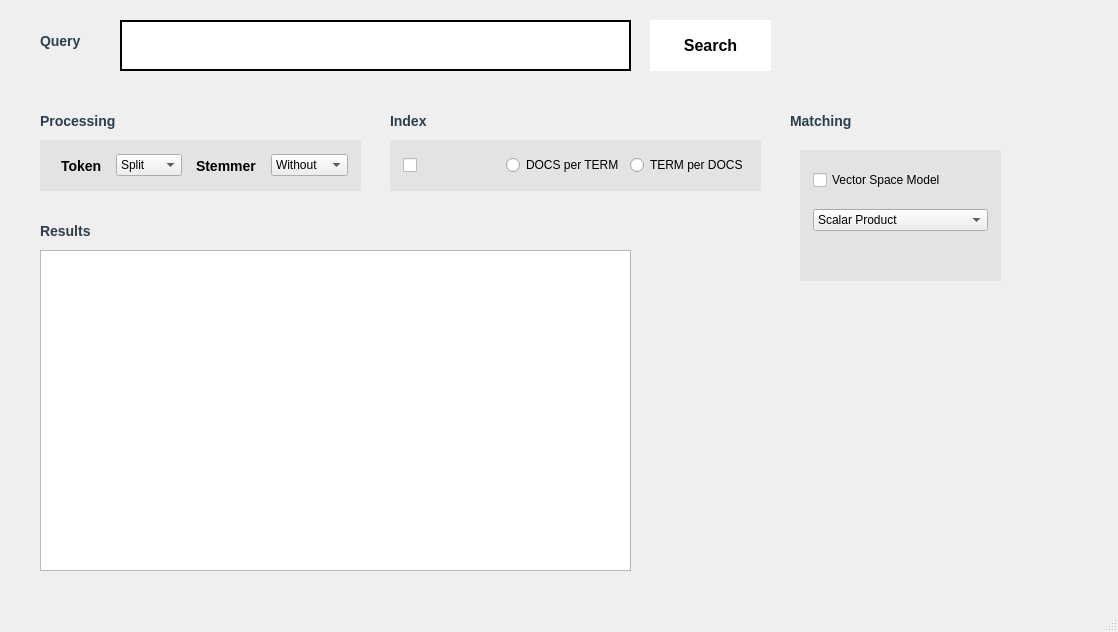
Above: TP2/interface.ui from Rac11m/TP_RI before the change. Below: the same form after it.
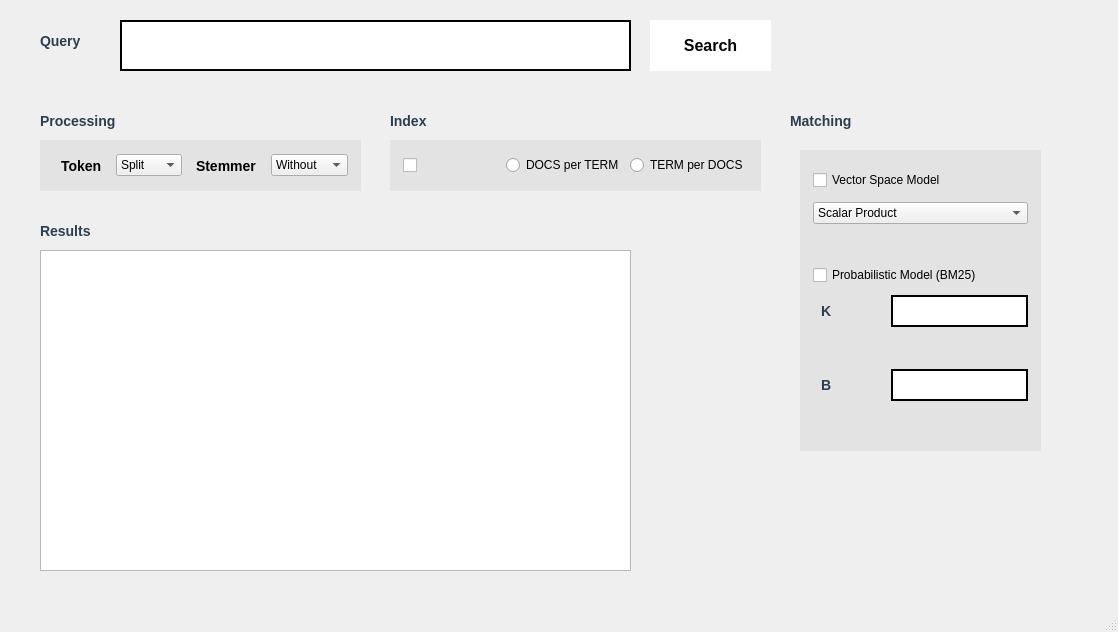
That is the form after the change.

Commit message: Probabilistic model

Diff of the .ui file:
```diff
--- a/TP2/interface.ui
+++ b/TP2/interface.ui
@@ -414,8 +414,8 @@
      <rect>
       <x>800</x>
       <y>150</y>
-      <width>201</width>
-      <height>131</height>
+      <width>241</width>
+      <height>301</height>
      </rect>
     </property>
     <property name="styleSheet">
@@ -455,8 +455,8 @@
        </property>
        <property name="sizeHint" stdset="0">
         <size>
-         <width>30</width>
-         <height>30</height>
+         <width>10</width>
+         <height>10</height>
         </size>
        </property>
       </spacer>
@@ -480,6 +480,93 @@
        </item>
       </widget>
      </item>
+     <item>
+      <spacer name="verticalSpacer_2">
+       <property name="orientation">
+        <enum>Qt::Vertical</enum>
+       </property>
+       <property name="sizeHint" stdset="0">
+        <size>
+         <width>20</width>
+         <height>40</height>
+        </size>
+       </property>
+      </spacer>
+     </item>
+     <item>
+      <widget class="QCheckBox" name="radio_bm">
+       <property name="text">
+        <string>Probabilistic Model (BM25)</string>
+       </property>
+      </widget>
+     </item>
+     <item>
+      <layout class="QHBoxLayout" name="horizontalLayout_3">
+       <item>
+        <widget class="QLabel" name="label_kbm">
+         <property name="text">
+          <string>K</string>
+         </property>
+        </widget>
+       </item>
+       <item>
+        <spacer name="horizontalSpacer_3">
+         <property name="orientation">
+          <enum>Qt::Horizontal</enum>
+         </property>
+         <property name="sizeHint" stdset="0">
+          <size>
+           <width>40</width>
+           <height>20</height>
+          </size>
+         </property>
+        </spacer>
+       </item>
+       <item>
+        <widget class="QLineEdit" name="k_input"/>
+       </item>
+      </layout>
+     </item>
+     <item>
+      <spacer name="verticalSpacer_3">
+       <property name="orientation">
+        <enum>Qt::Vertical</enum>
+       </property>
+       <property name="sizeHint" stdset="0">
+        <size>
+         <width>20</width>
+         <height>40</height>
+        </size>
+       </property>
+      </spacer>
+     </item>
+     <item>
+      <layout class="QHBoxLayout" name="horizontalLayout_4">
+       <item>
+        <widget class="QLabel" name="label_bbm">
+         <property name="text">
+          <string>B</string>
+         </property>
+        </widget>
+       </item>
+       <item>
+        <spacer name="horizontalSpacer_4">
+         <property name="orientation">
+          <enum>Qt::Horizontal</enum>
+         </property>
+         <property name="sizeHint" stdset="0">
+          <size>
+           <width>40</width>
+           <height>20</height>
+          </size>
+         </property>
+        </spacer>
+       </item>
+       <item>
+        <widget class="QLineEdit" name="b_input"/>
+       </item>
+      </layout>
+     </item>
     </layout>
    </widget>
   </widget>
```
The commit also changes 1 other file.
